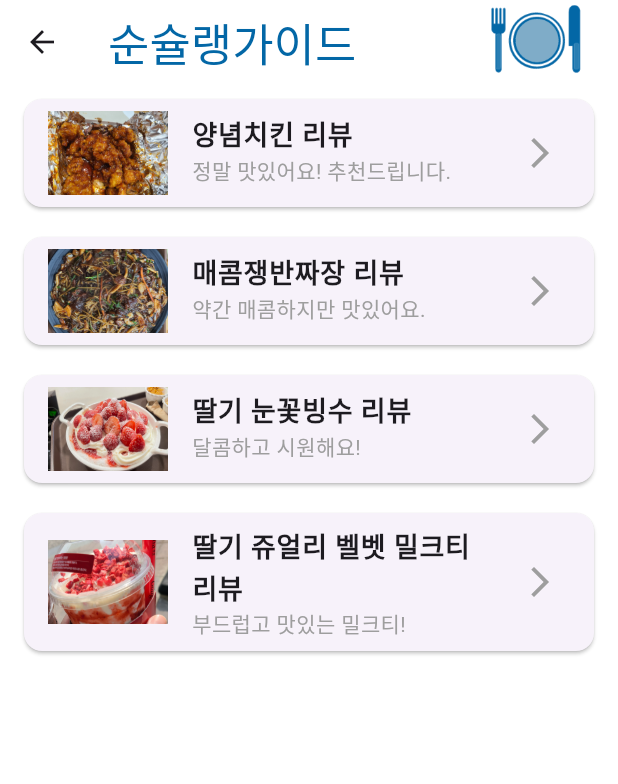
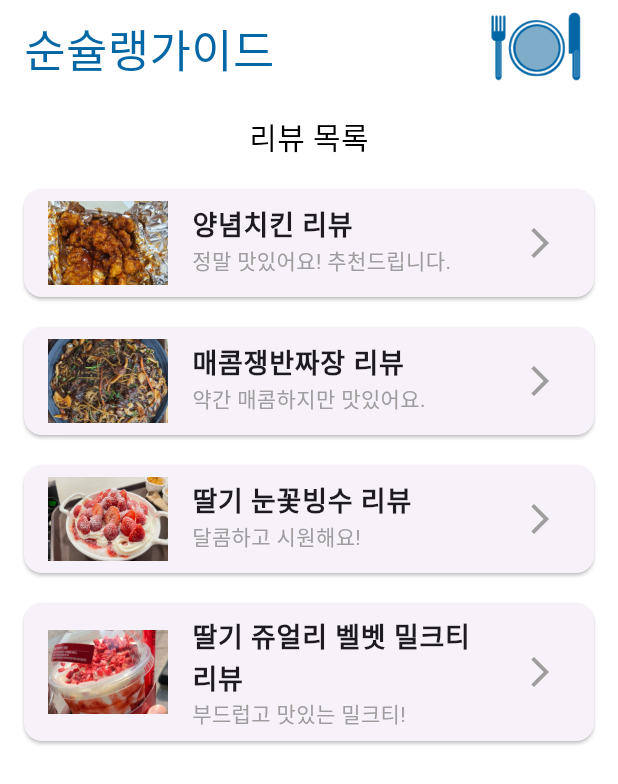
Before and after one commit to SummerToday/Soon-Sulleng-Guide-App, a Flutter app: the ReviewList screen opened directly, on a phone screen of 412 x 824 dp. Shown: the top 784 px of the screen. Run offline on Flutter 3.47's test engine with Material 3 defaults, Android fonts, the phone set to English and light mode, and no system bars; our stand-ins replace flutter_animate, flutter_secure_storage, font_awesome_flutter, google_sign_in, image_picker; accounts and stored records are empty; Roboto replaces fonts that are missing (Yangjin).

Commit message:
화면 간 UI 통일

```diff
--- a/lib/Home.dart
+++ b/lib/Home.dart
@@ -214,7 +214,7 @@ class LobyPage extends StatelessWidget {
                       child: Image.asset(
                         'assets/images/swapped_dishs.png',
                         width: 75,
-                        height: 57,
+                        height: 50,
                         fit: BoxFit.cover,
                       ),
                     ),
--- a/lib/ReviewList.dart
+++ b/lib/ReviewList.dart
@@ -29,8 +29,13 @@ class ReviewList extends StatelessWidget {
   Widget build(BuildContext context) {
     return Scaffold(
       backgroundColor: Colors.white,
-      appBar: AppBar(
-        title: Row(
+      body: SafeArea(
+        child: Column(
+          children: [
+            // Header with "순슐랭가이드" and Icon
+            Padding(
+              padding: EdgeInsets.symmetric(horizontal: 16.0, vertical: 8.0),
+              child: Row(
                 mainAxisAlignment: MainAxisAlignment.spaceBetween,
                 children: [
                   Text(
@@ -52,10 +57,25 @@ class ReviewList extends StatelessWidget {
                   ),
                 ],
               ),
-        backgroundColor: Colors.white,
-        elevation: 0,
             ),
-      body: ListView.builder(
+            SizedBox(height: 10),
+            Padding(
+              padding: EdgeInsets.symmetric(horizontal: 16.0),
+              child: Text(
+                '리뷰 목록',
+                style: TextStyle(
+                  color: Colors.black,
+                  fontSize: 20,
+                  fontFamily: 'Yangjin',
+                ),
+              ),
+            ),
+            SizedBox(height: 10),
+            // Review List Section
+            Expanded(
+              child: Padding(
+                padding: EdgeInsets.symmetric(horizontal: 16.0),
+                child: ListView.builder(
                   itemCount: _reviews.length,
                   itemBuilder: (context, index) {
                     final review = _reviews[index];
@@ -75,7 +95,7 @@ class ReviewList extends StatelessWidget {
                         );
                       },
                       child: Card(
-              margin: EdgeInsets.symmetric(vertical: 10, horizontal: 16),
+                        margin: EdgeInsets.symmetric(vertical: 10),
                         child: ListTile(
                           leading: Image.asset(
                             review['image']!,
@@ -104,6 +124,11 @@ class ReviewList extends StatelessWidget {
                     );
                   },
                 ),
+              ),
+            ),
+          ],
+        ),
+      ),
     );
   }
 }
```
Lines whose indentation alone changed are shown as unchanged.
